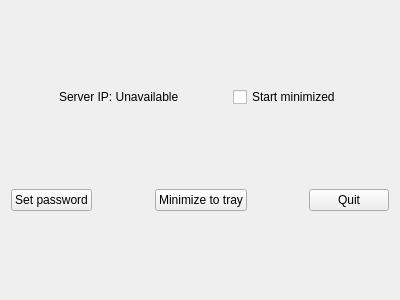
krogank9/WifiMouseServer, file mainwindow.ui: the form before one commit.
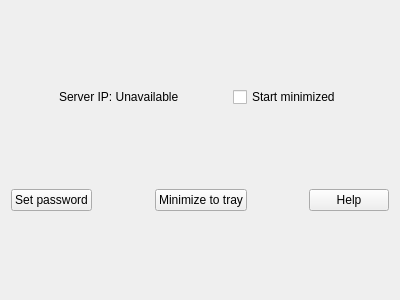
The form after the commit.

Commit message: Added help dialog and fixed mousedown bug

The edit to the form file:
```diff
--- a/mainwindow.ui
+++ b/mainwindow.ui
@@ -127,7 +127,7 @@
       <item>
        <widget class="QPushButton" name="quitButton">
         <property name="text">
-         <string>Quit</string>
+         <string>Help</string>
         </property>
        </widget>
       </item>
```
Left out of the diff: 2 changed lines with no effect on the pictures. The commit also changes 13 other files.
